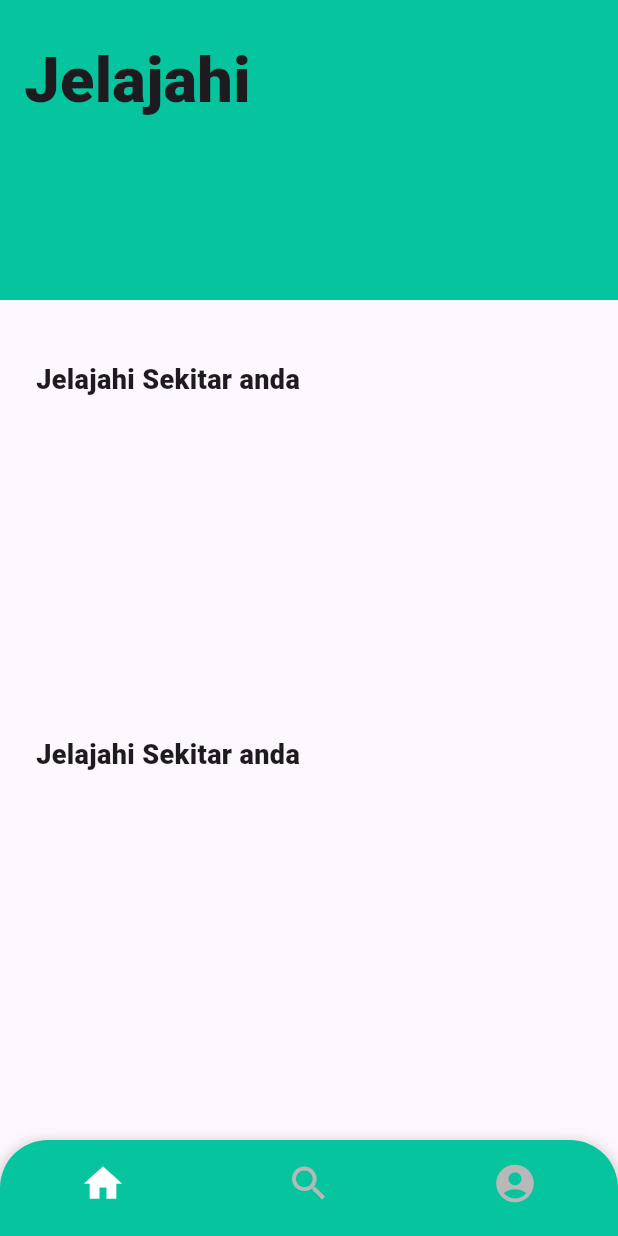
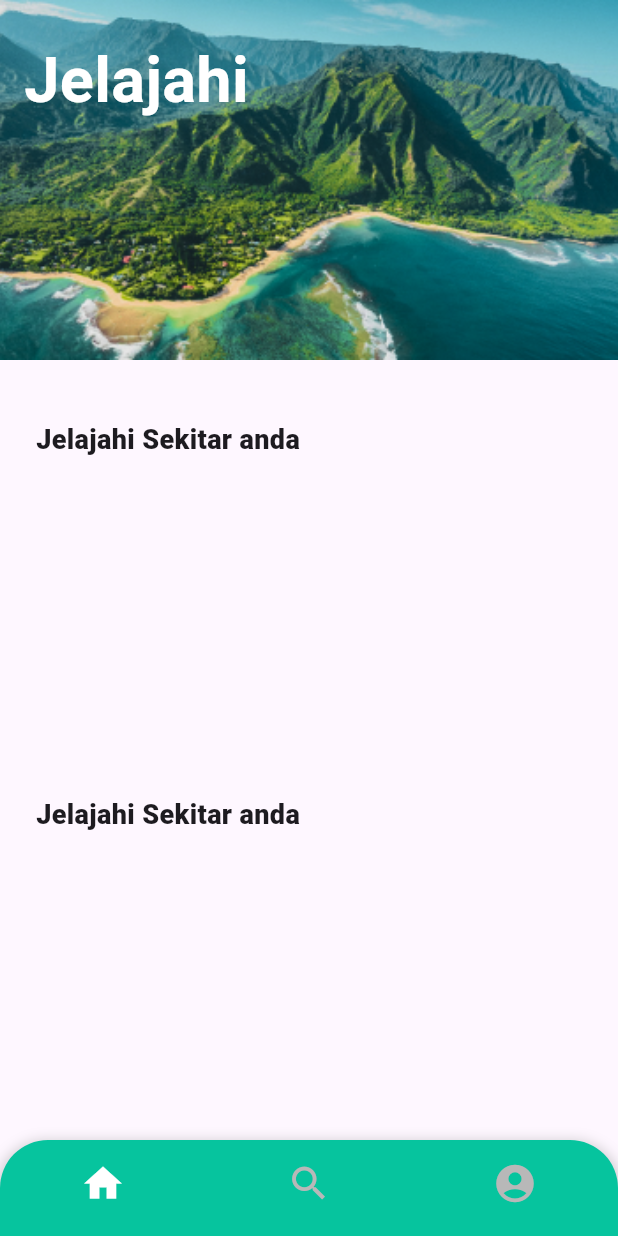
Before and after one commit to hansfigo/tourkuy, a Flutter app: the screen it shows after launch, on a phone screen of 412 x 824 dp. Run offline on Flutter 3.47's test engine with Material 3 defaults, Android fonts, the light colour scheme and no system bars; our stand-ins replace cloud_firestore, firebase_auth, firebase_core, flutter_rating_bar, flutter_riverpod; accounts and stored records are empty.

Commit message:
chore(AndroidManifest.xml): add enableOnBackInvokedCallback attribute to the application tag to enable back invoked callback feat(home-bg.png): add home background image to assets/images directory fix(card.dart): uncomment RatingStar widget to display attraction rating fix(attraction.dart): remove unnecessary null checks in TouristSpot factory constructor feat(page.dart): add background image to the Jelajahi section in the home page fix(profile_page.dart): adjust padding and positioning of profile picture and display name fix(profile_page.dart): adjust padding of profile page body fix(tourist_spot_detail.dart): use attraction thumbnail from widget parameter instead of hardcoded URL feat(pubspec.yaml): add assets/images directory to the assets list

```diff
--- a/lib/common_widgets/card.dart
+++ b/lib/common_widgets/card.dart
@@ -64,7 +64,7 @@ class CardExample extends StatelessWidget {
                       style: const TextStyle(
                           fontSize: 12, fontWeight: FontWeight.w600),
                     ),
-                    // RatingStar(rating: attraction.rating),
+                    RatingStar(rating: attraction.rating),
                     Text(
                       attraction.location,
                       style: const TextStyle(
--- a/lib/pages/home/page.dart
+++ b/lib/pages/home/page.dart
@@ -20,8 +20,14 @@ class _HomePageState extends ConsumerState<HomePage> {
           child: Column(
             children: [
               Container(
-                  color: const Color.fromARGB(255, 6, 196, 158),
-                  height: 200.0,
+                decoration: const BoxDecoration(
+                  image: DecorationImage(
+                    image: AssetImage(
+                        'assets/images/home-bg.png'), // Ganti dengan path gambar Anda
+                    fit: BoxFit.cover, // Atur sesuai kebutuhan Anda
+                  ),
+                ),
+                height: 240.0,
                 width: double.infinity,
                 child: const Padding(
                   padding: EdgeInsets.only(left: 16.0, right: 16, top: 24),
@@ -32,12 +38,14 @@ class _HomePageState extends ConsumerState<HomePage> {
                       Text(
                         "Jelajahi",
                         style: TextStyle(
-                              fontSize: 42, fontWeight: FontWeight.w800),
+                            fontSize: 42,
+                            fontWeight: FontWeight.w600,
+                            color: Colors.white),
                       ),
-                        // Expanded(child: ButtonGrid()),
                     ],
                   ),
-                  )),
+                ),
+              ),
               const SizedBox(height: 40.0),
               SizedBox(
                 height: MediaQuery.of(context).size.height,
--- a/lib/pages/tourist_spot_detail/page.dart
+++ b/lib/pages/tourist_spot_detail/page.dart
@@ -20,7 +20,7 @@ class _TouristSpotDetailPageState extends State<TouristSpotDetailPage> {
         crossAxisAlignment: CrossAxisAlignment.start,
         children: [
           Image.network(
-            "https://images.unsplash.com/photo-1621155346337-1d19476ba7d6?q=80&w=1000&auto=format&fit=crop&ixlib=rb-4.0.3&ixid=M3wxMjA3fDB8MHxzZWFyY2h8MTh8fGltYWdlfGVufDB8fDB8fHww",
+            widget.attraction.thumbnail,
             fit: BoxFit.cover,
           ),
           Padding(
--- a/pubspec.yaml
+++ b/pubspec.yaml
@@ -75,6 +75,7 @@ flutter:
 
   assets:
      - assets/database/
+     - assets/images/
 
 
   # An image asset can refer to one or more resolution-specific "variants", see
```
Also changed, not shown: lib/interface/attraction.dart (+6 -6 lines), lib/pages/profile_page/page.dart (+7 -6 lines), assets/images/home-bg.png (added), 1 other file. Lines whose indentation alone changed are shown as unchanged.
